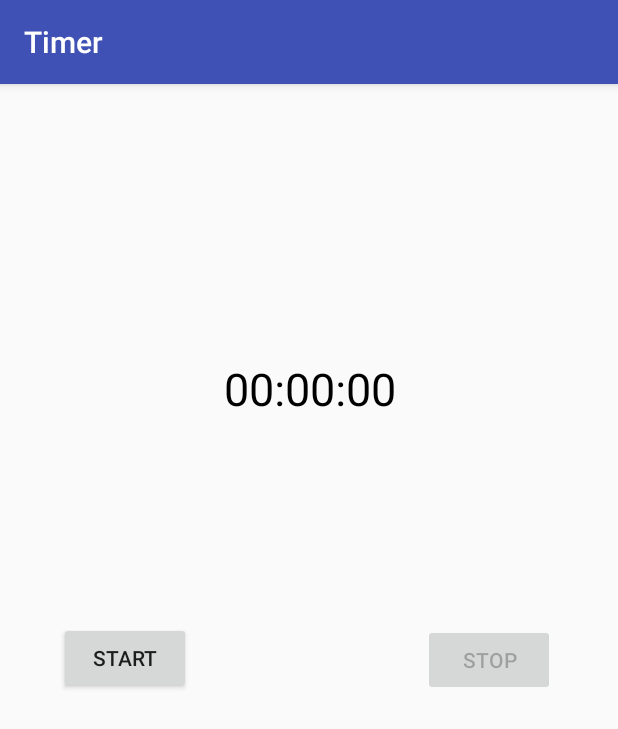
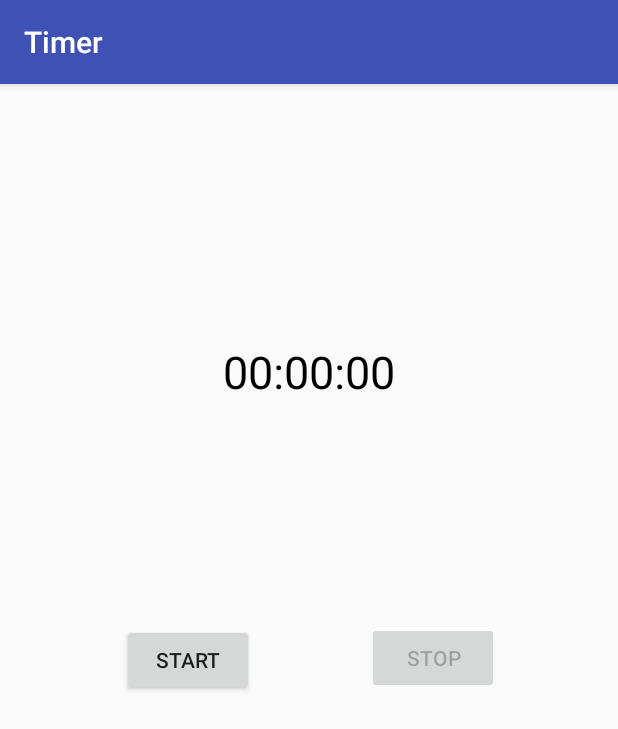
Before and after one commit to DxExWxExY/Mobile-Apps, an Android app: the TimerActivity screen opened directly, with no data from a screen before it, on a phone screen of 412 x 824 dp. Shown: the top 729 px of the screen. Run offline under Robolectric (Android 15) with nearby library versions, the phone set to English and light mode, and no system bars.

Commit message:
Fixed Thread and Handler for Timer

```diff
--- a/HW0/app/src/main/java/dxexwxexy/activities/Timer/TimerActivity.java
+++ b/HW0/app/src/main/java/dxexwxexy/activities/Timer/TimerActivity.java
@@ -2,6 +2,7 @@ package dxexwxexy.activities.Timer;
 
 import android.annotation.SuppressLint;
 import android.os.Handler;
+import android.os.Looper;
 import android.os.Message;
 import android.support.v7.app.AppCompatActivity;
 import android.os.Bundle;
@@ -72,6 +73,11 @@ public class TimerActivity extends AppCompatActivity {
                 Message message = Message.obtain();
                 message.arg1 = (int) timer.elpsedTime();
                 handler.sendMessage(message);
+                try {
+                    Thread.sleep(1000);
+                } catch (InterruptedException e) {
+                    e.printStackTrace();
+                }
             }
         }).start();
     }
--- a/HW0/app/src/main/res/layout/activity_timer.xml
+++ b/HW0/app/src/main/res/layout/activity_timer.xml
@@ -15,40 +15,40 @@
         android:textSize="30sp"
         app:layout_constraintBottom_toBottomOf="parent"
         app:layout_constraintEnd_toEndOf="parent"
-        app:layout_constraintHorizontal_bias="0.502"
+        app:layout_constraintHorizontal_bias="0.501"
         app:layout_constraintLeft_toLeftOf="parent"
         app:layout_constraintRight_toRightOf="parent"
         app:layout_constraintStart_toStartOf="parent"
         app:layout_constraintTop_toTopOf="parent"
-        app:layout_constraintVertical_bias="0.251" />
+        app:layout_constraintVertical_bias="0.236" />
 
     <Button
         android:id="@+id/start_btn"
         android:layout_width="wrap_content"
         android:layout_height="wrap_content"
-        android:layout_marginEnd="77dp"
-        android:layout_marginLeft="64dp"
-        android:layout_marginRight="77dp"
-        android:layout_marginStart="64dp"
+        android:layout_marginEnd="32dp"
+        android:layout_marginLeft="69dp"
+        android:layout_marginRight="32dp"
+        android:layout_marginStart="69dp"
         android:text="Start"
         app:layout_constraintBottom_toBottomOf="parent"
         app:layout_constraintEnd_toStartOf="@+id/stop_btn"
         app:layout_constraintStart_toStartOf="parent"
-        app:layout_constraintTop_toTopOf="parent"
-        app:layout_constraintVertical_bias="0.498" />
+        app:layout_constraintTop_toTopOf="parent" />
 
     <Button
         android:id="@+id/stop_btn"
         android:layout_width="wrap_content"
         android:layout_height="wrap_content"
         android:layout_marginEnd="67dp"
-        android:layout_marginLeft="77dp"
+        android:layout_marginLeft="32dp"
         android:layout_marginRight="67dp"
-        android:layout_marginStart="77dp"
+        android:layout_marginStart="32dp"
         android:text="Stop"
         app:layout_constraintBottom_toBottomOf="parent"
         app:layout_constraintEnd_toEndOf="parent"
         app:layout_constraintStart_toEndOf="@+id/start_btn"
-        app:layout_constraintTop_toTopOf="parent" />
+        app:layout_constraintTop_toTopOf="parent"
+        app:layout_constraintVertical_bias="0.498" />
 
 </android.support.constraint.ConstraintLayout>
```
Lines whose indentation alone changed are shown as unchanged.
